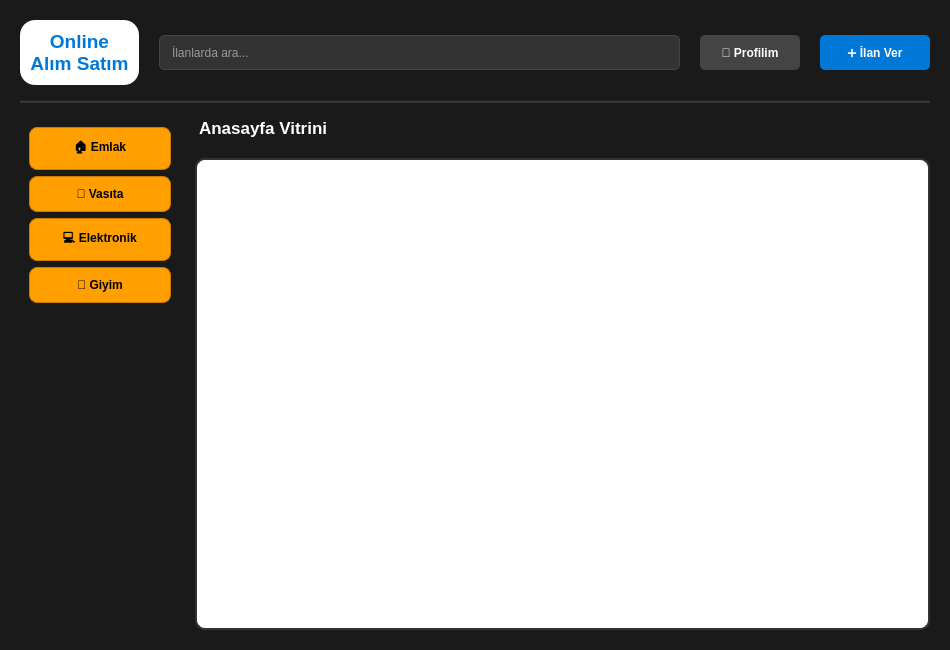
Online-Alim-Satim-Platformu/Online-Alim-Satim-Platformu, file anasayfa.ui: the form before one commit.
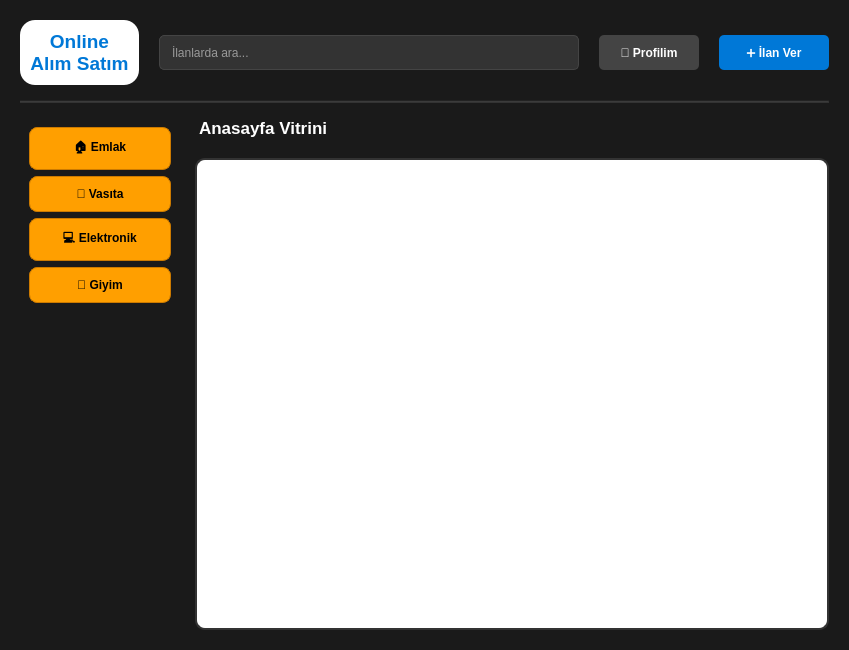
The form after the commit.

Commit message: fikran düzenleme

The edit to the form file:
```diff
--- a/anasayfa.ui
+++ b/anasayfa.ui
@@ -6,7 +6,7 @@
    <rect>
     <x>0</x>
     <y>0</y>
-    <width>950</width>
+    <width>849</width>
     <height>650</height>
    </rect>
   </property>
```
Left out of the diff: 6 changed lines with no effect on the pictures.
